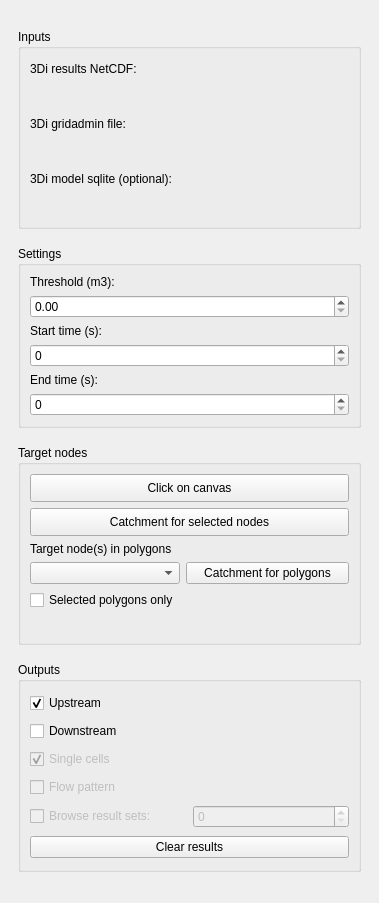
Old version of the form tool_watershed/watershed_analysis_dockwidget_base.ui in the repository nens/threedi-results-analysis.
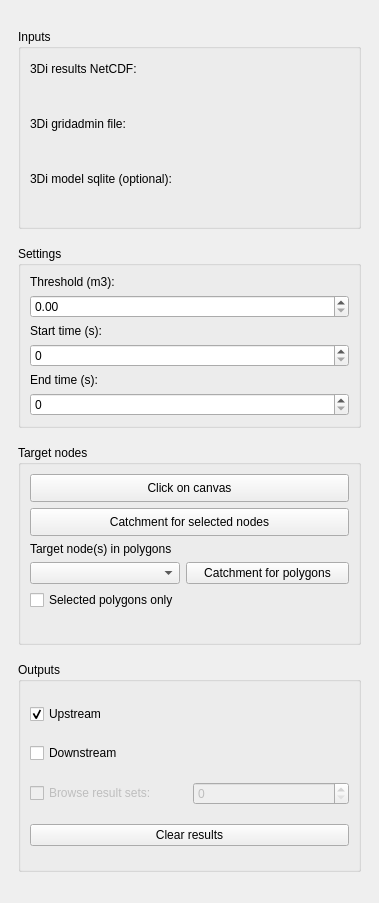
New version of the form. Custom widgets are drawn as their Qt base class.

Commit message: Minor Watershed Tool changes.

Diff of the .ui file:
```diff
--- a/tool_watershed/watershed_analysis_dockwidget_base.ui
+++ b/tool_watershed/watershed_analysis_dockwidget_base.ui
@@ -74,7 +74,7 @@
             </widget>
            </item>
            <item>
-            <widget class="QgsFileWidget" name="QgsFileWidget3DiResults" native="true">
+            <widget class="QgsFileWidget" name="QgsFileWidget3DiResults">
              <property name="sizePolicy">
               <sizepolicy hsizetype="Expanding" vsizetype="Preferred">
                <horstretch>0</horstretch>
@@ -84,7 +84,7 @@
              <property name="acceptDrops">
               <bool>true</bool>
              </property>
-             <property name="filter" stdset="0">
+             <property name="filter">
               <string>results_3di.nc</string>
              </property>
             </widget>
@@ -97,14 +97,14 @@
             </widget>
            </item>
            <item>
-            <widget class="QgsFileWidget" name="QgsFileWidgetGridAdmin" native="true">
+            <widget class="QgsFileWidget" name="QgsFileWidgetGridAdmin">
              <property name="sizePolicy">
               <sizepolicy hsizetype="Expanding" vsizetype="Preferred">
                <horstretch>0</horstretch>
                <verstretch>0</verstretch>
               </sizepolicy>
              </property>
-             <property name="filter" stdset="0">
+             <property name="filter">
               <string>gridadmin.h5</string>
              </property>
             </widget>
@@ -123,14 +123,14 @@
             </widget>
            </item>
            <item>
-            <widget class="QgsFileWidget" name="QgsFileWidgetSqlite" native="true">
+            <widget class="QgsFileWidget" name="QgsFileWidgetSqlite">
              <property name="enabled">
               <bool>true</bool>
              </property>
              <property name="toolTip">
               <string>Required only when analysing (impervious) surfaces (0D inflow)</string>
              </property>
-             <property name="filter" stdset="0">
+             <property name="filter">
               <string>*.sqlite</string>
              </property>
             </widget>
@@ -342,16 +342,10 @@
            <string>Outputs</string>
           </property>
           <layout class="QGridLayout" name="gridLayout_2">
-           <item row="3" column="0">
-            <widget class="QCheckBox" name="checkBoxFlowPattern">
-             <property name="enabled">
-              <bool>false</bool>
-             </property>
+           <item row="3" column="0" colspan="2">
+            <widget class="QPushButton" name="pushButtonClearResults">
              <property name="text">
-              <string>Flow pattern</string>
-             </property>
-             <property name="checked">
-              <bool>false</bool>
+              <string>Clear results</string>
              </property>
             </widget>
            </item>
@@ -362,37 +356,7 @@
              </property>
             </widget>
            </item>
-           <item row="0" column="0">
-            <widget class="QCheckBox" name="checkBoxUpstream">
-             <property name="text">
-              <string>Upstream</string>
-             </property>
-             <property name="checked">
-              <bool>true</bool>
-             </property>
-            </widget>
-           </item>
            <item row="2" column="0">
-            <widget class="QCheckBox" name="checkBoxSingleCells">
-             <property name="enabled">
-              <bool>false</bool>
-             </property>
-             <property name="text">
-              <string>Single cells</string>
-             </property>
-             <property name="checked">
-              <bool>true</bool>
-             </property>
-            </widget>
-           </item>
-           <item row="5" column="0" colspan="2">
-            <widget class="QPushButton" name="pushButtonClearResults">
-             <property name="text">
-              <string>Clear results</string>
-             </property>
-            </widget>
-           </item>
-           <item row="4" column="0">
             <widget class="QCheckBox" name="checkBoxBrowseResultSets">
              <property name="enabled">
               <bool>false</bool>
@@ -402,7 +366,17 @@
              </property>
             </widget>
            </item>
-           <item row="4" column="1">
+           <item row="0" column="0">
+            <widget class="QCheckBox" name="checkBoxUpstream">
+             <property name="text">
+              <string>Upstream</string>
+             </property>
+             <property name="checked">
+              <bool>true</bool>
+             </property>
+            </widget>
+           </item>
+           <item row="2" column="1">
             <widget class="QSpinBox" name="spinBoxBrowseResultSets">
              <property name="enabled">
               <bool>false</bool>
```
The commit also changes 3 other files.
